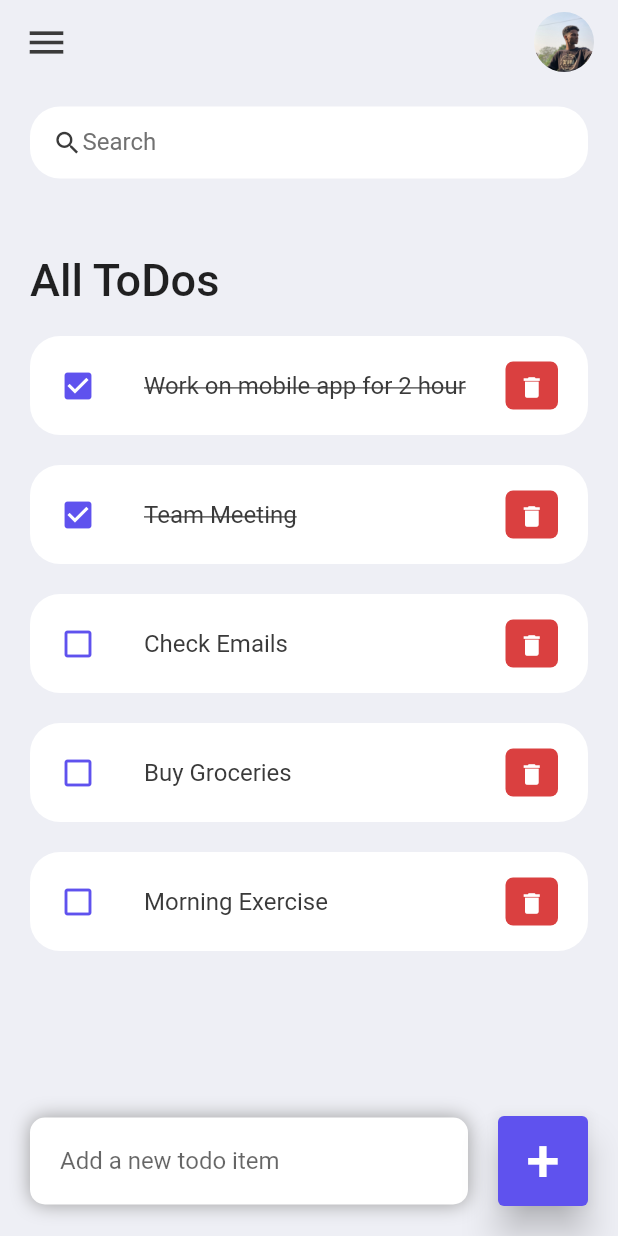
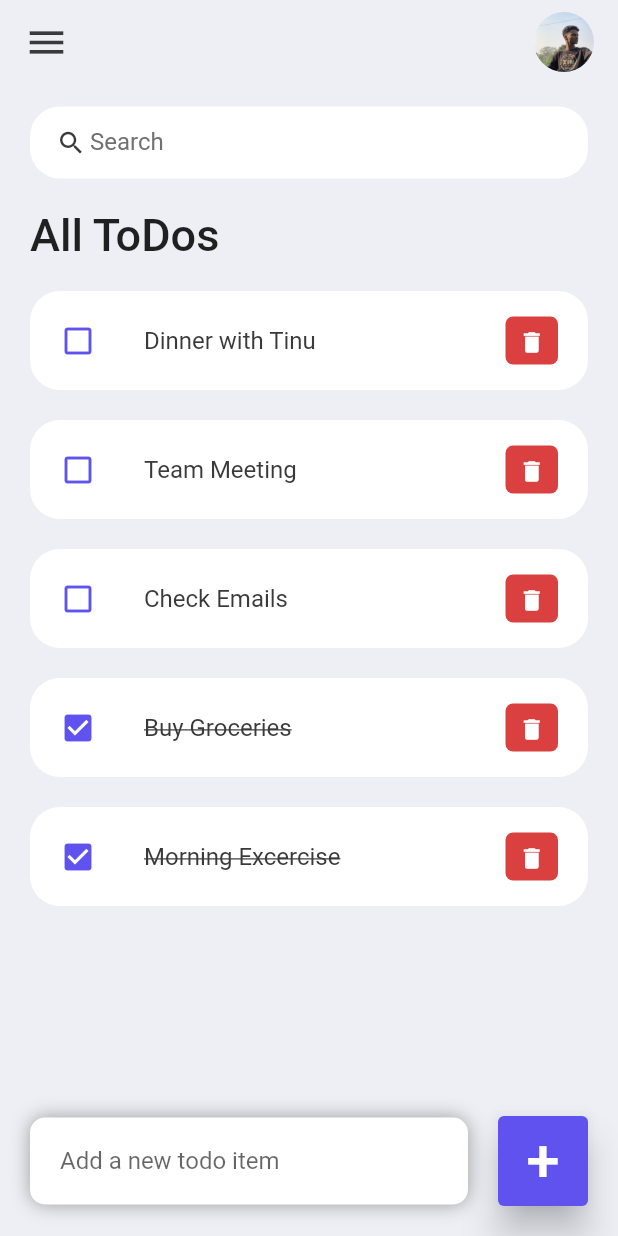
Before and after one commit to TinuAswanth/TO-DO-LIST-App-2, a Flutter app: the screen it shows after launch, on a phone screen of 412 x 824 dp. Run offline on Flutter 3.47's test engine with Material 2 defaults, Android fonts, the phone set to English and light mode, and no system bars.

Commit message:
bug fixed

```diff
--- a/lib/constants/colors.dart
+++ b/lib/constants/colors.dart
@@ -1,9 +1,9 @@
 import 'package:flutter/material.dart';
 
 const Color tdRed = Color(0xFFDA4040);
-const Color tdBlue = Color(0XFF5F52EE);
+const Color tdBlue = Color(0xFF5F52EE);
 
 const Color tdBlack = Color(0xFF3A3A3A);
-const Color tdGray = Color(0xFF717171);
+const Color tdGrey = Color(0xFF717171);
 
 const Color tdBGColor = Color(0xFFEEEFF5);
--- a/lib/model/todo.dart
+++ b/lib/model/todo.dart
@@ -11,12 +11,11 @@ class ToDo {
 
   static List<ToDo> todoList() {
     return [
-
-      ToDo(id: '01', todoText: 'Morning Exercise',),
-      ToDo(id: '02', todoText: 'Buy Groceries',),
-      ToDo(id: '03', todoText: 'Check Emails',),
-      ToDo(id: '04', todoText: 'Team Meeting',isDone: true ),
-      ToDo(id: '05', todoText: 'Work on mobile app for 2 hour',isDone: true),
+      ToDo(id: '01', todoText: 'Morning Excercise', isDone: true ),
+      ToDo(id: '02', todoText: 'Buy Groceries', isDone: true ),
+      ToDo(id: '03', todoText: 'Check Emails', ),
+      ToDo(id: '04', todoText: 'Team Meeting', ),
+      ToDo(id: '05', todoText: 'Dinner with Tinu', ),
     ];
   }
 }
--- a/lib/screens/home.dart
+++ b/lib/screens/home.dart
@@ -3,8 +3,9 @@ import 'package:to_do_list/constants/colors.dart';
 import 'package:to_do_list/widgets/todo_item.dart';
 import 'package:to_do_list/model/todo.dart';
 
+
 class Home extends StatefulWidget {
-  Home({super.key});
+  Home({Key? key}) : super(key: key);
 
   @override
   State<Home> createState() => _HomeState();
@@ -12,7 +13,7 @@ class Home extends StatefulWidget {
 
 class _HomeState extends State<Home> {
   final todosList = ToDo.todoList();
-  List<ToDo>_foundToDo = [];
+  List<ToDo> _foundToDo = [];
   final _todoController = TextEditingController();
 
   @override
@@ -29,7 +30,10 @@ class _HomeState extends State<Home> {
       body: Stack(
         children: [
           Container(
-            padding: EdgeInsets.symmetric(horizontal: 20, vertical: 15),
+            padding: EdgeInsets.symmetric(
+              horizontal: 20,
+              vertical: 15,
+            ),
             child: Column(
               children: [
                 searchBox(),
@@ -37,11 +41,16 @@ class _HomeState extends State<Home> {
                   child: ListView(
                     children: [
                       Container(
-                        margin: EdgeInsets.only(top: 50, bottom: 20),
+                        margin: EdgeInsets.only(
+                          top: 20,
+                          bottom: 20,
+                        ),
                         child: Text(
                           'All ToDos',
                           style: TextStyle(
-                              fontSize: 30, fontWeight: FontWeight.w500),
+                            fontSize: 30,
+                            fontWeight: FontWeight.w500,
+                          ),
                         ),
                       ),
                       for (ToDo todoo in _foundToDo.reversed)
@@ -61,16 +70,24 @@ class _HomeState extends State<Home> {
             child: Row(children: [
               Expanded(
                 child: Container(
-                  margin: EdgeInsets.only(bottom: 20, right: 20, left: 20),
-                  padding: EdgeInsets.symmetric(horizontal: 20, vertical: 5),
+                  margin: EdgeInsets.only(
+                    bottom: 20,
+                    right: 20,
+                    left: 20,
+                  ),
+                  padding: EdgeInsets.symmetric(
+                    horizontal: 20,
+                    vertical: 5,
+                  ),
                   decoration: BoxDecoration(
                     color: Colors.white,
-                    boxShadow: [
+                    boxShadow: const [
                       BoxShadow(
                         color: Colors.grey,
                         offset: Offset(0.0, 0.0),
                         blurRadius: 10.0,
-                          spreadRadius: 0.0),
+                        spreadRadius: 0.0,
+                      ),
                     ],
                     borderRadius: BorderRadius.circular(10),
                   ),
@@ -83,11 +100,16 @@ class _HomeState extends State<Home> {
                 ),
               ),
               Container(
-                margin: EdgeInsets.only(bottom: 20, right: 20),
+                margin: EdgeInsets.only(
+                  bottom: 20,
+                  right: 20,
+                ),
                 child: ElevatedButton(
                   child: Text(
                     '+',
-                    style: TextStyle(fontSize: 40),
+                    style: TextStyle(
+                      fontSize: 40,
+                    ),
                   ),
                   onPressed: () {
                     _addToDoItem(_todoController.text);
@@ -106,42 +128,52 @@ class _HomeState extends State<Home> {
     );
   }
 
-  void _handleToDoChange(ToDo todo){
+  void _handleToDoChange(ToDo todo) {
     setState(() {
-      todo.isDone =!todo.isDone;
+      todo.isDone = !todo.isDone;
     });
   }
-  void _deleteToDoItem(String id){
+
+  void _deleteToDoItem(String id) {
     setState(() {
       todosList.removeWhere((item) => item.id == id);
     });
   }
 
-  void _addToDoItem(String toDo){
-    todosList.add(ToDo(id: DateTime.now().millisecondsSinceEpoch.toString(),
+  void _addToDoItem(String toDo) {
+    setState(() {
+      todosList.add(ToDo(
+        id: DateTime.now().millisecondsSinceEpoch.toString(),
         todoText: toDo,
       ));
+    });
     _todoController.clear();
   }
-  void _runFilter(String enteredKeyword){
-    List<ToDo>results = [];
-    if (enteredKeyword.isEmpty){
+
+  void _runFilter(String enteredKeyword) {
+    List<ToDo> results = [];
+    if (enteredKeyword.isEmpty) {
       results = todosList;
-    }else{
-      results = todosList.where((item) => item.todoText!
+    } else {
+      results = todosList
+          .where((item) => item.todoText!
           .toLowerCase()
           .contains(enteredKeyword.toLowerCase()))
           .toList();
     }
+
     setState(() {
       _foundToDo = results;
     });
   }
+
   Widget searchBox() {
     return Container(
       padding: EdgeInsets.symmetric(horizontal: 15),
       decoration: BoxDecoration(
-          color: Colors.white, borderRadius: BorderRadius.circular(20)),
+        color: Colors.white,
+        borderRadius: BorderRadius.circular(20),
+      ),
       child: TextField(
         onChanged: (value) => _runFilter(value),
         decoration: InputDecoration(
@@ -151,32 +183,37 @@ class _HomeState extends State<Home> {
             color: tdBlack,
             size: 20,
           ),
-            prefixIconConstraints: BoxConstraints(maxHeight: 20, maxWidth: 20),
+          prefixIconConstraints: BoxConstraints(
+            maxHeight: 20,
+            minWidth: 25,
+          ),
           border: InputBorder.none,
-            hintStyle: TextStyle(color: tdGray),
-            hintText: 'Search'),
+          hintText: 'Search',
+          hintStyle: TextStyle(color: tdGrey),
+        ),
       ),
     );
   }
 
   AppBar _buildAppBar() {
     return AppBar(
+      backgroundColor: tdBGColor,
       elevation: 0,
-      backgroundColor: tdBGColor,
-      title: Row(
-        mainAxisAlignment: MainAxisAlignment.spaceBetween,
-        children: [
-          Icon(Icons.menu, color: tdBlack, size: 30),
+      title: Row(mainAxisAlignment: MainAxisAlignment.spaceBetween, children: [
+        Icon(
+          Icons.menu,
+          color: tdBlack,
+          size: 30,
+        ),
         Container(
           height: 40,
           width: 40,
           child: ClipRRect(
             borderRadius: BorderRadius.circular(20),
-              child: Image.asset('assets/images/tinuTodoApp.jpg'),
+            child: Image.asset('assets/images/tinu_avatar.jpg'),
           ),
-          )
-        ],
         ),
+      ]),
     );
   }
 }
```
Also changed, not shown: assets/images/tinu_avatar.jpg (renamed from assets/images/tinuTodoApp.jpg). Lines whose indentation alone changed are shown as unchanged.
